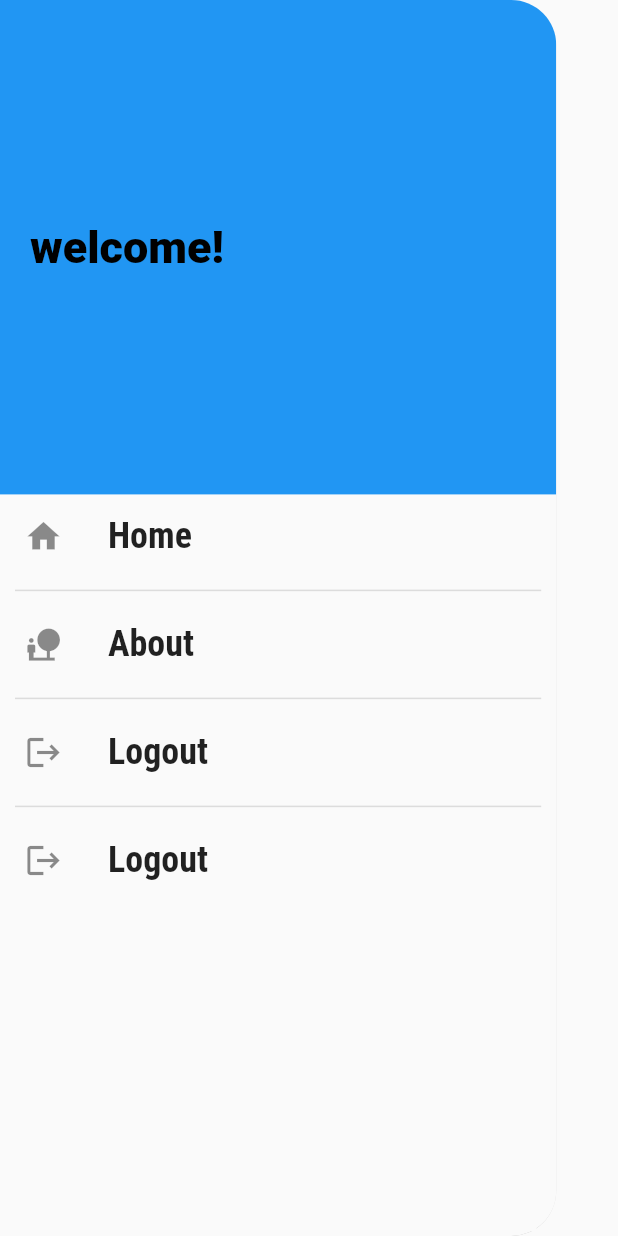
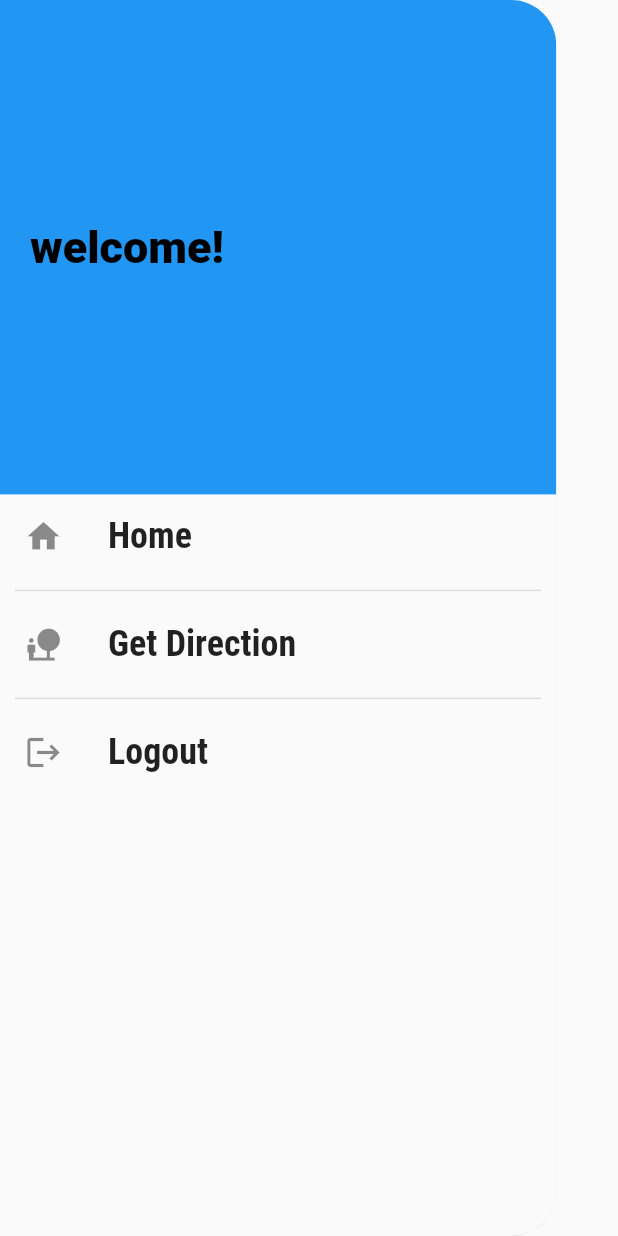
Before and after one commit to ahmedhany-188/Mobile_Flutter_Portal, a Flutter app: the MainDrawer widget shown alone on an empty page, opened directly, on a phone screen of 412 x 824 dp. Run offline on Flutter 3.47's test engine with Material 2 defaults, Android fonts, the phone set to English and light mode, and no system bars; our stand-ins replace animated_splash_screen, badges, bloc, conditional_builder_null_safety, connectivity_plus, delayed_display and 9 more; missing offline and left inert: sprung; network calls fail.

Commit message:
get direction with search and static map snapshot

```diff
--- /dev/null
+++ b/lib/bloc/get_direction_screen_bloc/get_direction_cubit.dart
@@ -0,0 +1,31 @@
+import 'package:flutter_bloc/flutter_bloc.dart';
+import '../../data/data_providers/get_direction_provider/get_direction_provider.dart';
+
+part 'get_direction_state.dart';
+
+class GetDirectionCubit extends Cubit<GetDirectionState> {
+  GetDirectionCubit() : super(GetDirectionInitial());
+  static const GOOGLE_API_KEY = 'AIzaSyAbkday4kMNt8-gG5Y-j2CDRKmpZXzkqeA';
+
+  static GetDirectionCubit get(context) => BlocProvider.of(context);
+
+
+  List<dynamic> getDirectionList = [];
+
+  void getDirection() {
+    emit(GetDirectionLoadingState());
+
+    GetDirectionProvider.getGetDirectionData().then((value) {
+      getDirectionList = value.data
+          .where((element) =>
+              element['latitude'].toString().contains('.') &&
+              element['longitude'].toString().contains('.'))
+          .toList();
+
+      emit(GetDirectionSuccessState(getDirectionList));
+    }).catchError((error) {
+      print(error.toString());
+      emit(GetDirectionErrorState(error.toString()));
+    });
+  }
+}
--- /dev/null
+++ b/lib/bloc/get_direction_screen_bloc/get_direction_state.dart
@@ -0,0 +1,20 @@
+part of 'get_direction_cubit.dart';
+
+abstract class GetDirectionState {
+  // const GetDirectionState();
+}
+
+class GetDirectionInitial extends GetDirectionState {}
+
+class GetDirectionLoadingState extends GetDirectionState {}
+
+class GetDirectionSuccessState extends GetDirectionState {
+  List<dynamic> getDirectionList;
+
+  GetDirectionSuccessState(this.getDirectionList);
+}
+
+class GetDirectionErrorState extends GetDirectionState {
+  final String error;
+  GetDirectionErrorState(this.error);
+}
--- a/lib/config/app_router.dart
+++ b/lib/config/app_router.dart
@@ -1,5 +1,6 @@
 import 'package:flutter/material.dart';
 import 'package:hassanallamportalflutter/screens/contacts_screen/contact_detail_screen.dart';
+import 'package:hassanallamportalflutter/screens/get_direction_screen/get_direction_screen.dart';
 import 'package:hassanallamportalflutter/screens/home_screen/home_screen.dart';
 import 'package:hassanallamportalflutter/screens/home_screen/taps_screen.dart';
 import 'package:hassanallamportalflutter/screens/login_screen/auth_screen.dart';
@@ -52,6 +53,10 @@ class AppRouter {
         return MaterialPageRoute(
          builder: (_) =>  ContactDetailScreen(selectedContactDataAsMap: args,),
         );
+      case GetDirectionScreen.routeName:
+        return MaterialPageRoute(
+          builder: (_) => GetDirectionScreen(),
+        );
       default:
         return null;
     }
--- /dev/null
+++ b/lib/constants/google_map_api_key.dart
@@ -0,0 +1,10 @@
+const GOOGLE_API_KEY = 'AIzaSyAbkday4kMNt8-gG5Y-j2CDRKmpZXzkqeA';
+
+class DirectionHelper{
+  static String generateLocationPreviewImage({required double latitude, required double longitude}){
+    return 'https://maps.googleapis.com/maps/api/staticmap?center=$latitude,$longitude&zoom=16&size=600x300&maptype=roadmap&markers=color:red%7Clabel:A%7C$latitude,$longitude&key=$GOOGLE_API_KEY';
+  }
+
+
+
+}
--- /dev/null
+++ b/lib/data/data_providers/get_direction_provider/get_direction_provider.dart
@@ -0,0 +1,21 @@
+import 'package:dio/dio.dart';
+
+class GetDirectionProvider {
+  static Dio? dio;
+
+  static getDirectionInit() {
+    dio = Dio(
+      BaseOptions(
+        baseUrl: 'https://api.hassanallam.com/api/Lookup/',
+        // receiveDataWhenStatusError: true,
+      ),
+    );
+  }
+
+  static Future<Response> getGetDirectionData(
+      {String url = 'GetLocation'}) async {
+    return await dio!.get(
+      url,
+    );
+  }
+}
--- a/lib/main.dart
+++ b/lib/main.dart
@@ -2,7 +2,9 @@ import 'package:connectivity_plus/connectivity_plus.dart';
 import 'package:flutter/foundation.dart';
 import 'package:flutter/material.dart';
 import 'package:flutter_bloc/flutter_bloc.dart';
+import 'package:hassanallamportalflutter/bloc/get_direction_screen_bloc/get_direction_cubit.dart';
 import 'package:hassanallamportalflutter/bloc/weather_bloc/weather_bloc.dart';
+import 'package:hassanallamportalflutter/data/data_providers/get_direction_provider/get_direction_provider.dart';
 import 'package:hassanallamportalflutter/data/models/weather.dart';
 import 'package:hassanallamportalflutter/screens/contacts_screen/contacts_screen.dart';
 import 'package:hydrated_bloc/hydrated_bloc.dart';
@@ -36,6 +38,7 @@ void main() async {
   );
 
  await ContactsDioProvider.init();
+ await GetDirectionProvider.getDirectionInit();
 }
 
 class MyApp extends StatelessWidget {
@@ -68,6 +71,9 @@ class MyApp extends StatelessWidget {
         ),
         BlocProvider<WeatherBloc>(
           create: (weatherBlockContext) => WeatherBloc()..add(WeatherRequest()),
+        ),
+        BlocProvider<GetDirectionCubit>(
+          create: (getDirectionCubitContext) => GetDirectionCubit()..getDirection(),
         ),
       ],
       child: MaterialApp(
--- a/lib/widgets/drawer/main_drawer.dart
+++ b/lib/widgets/drawer/main_drawer.dart
@@ -1,4 +1,5 @@
 import 'package:flutter/material.dart';
+import 'package:hassanallamportalflutter/screens/get_direction_screen/get_direction_screen.dart';
 import 'package:hassanallamportalflutter/screens/home_screen/taps_screen.dart';
 
 class MainDrawer extends StatefulWidget {
@@ -79,22 +80,10 @@ class _MainDrawerState extends State<MainDrawer> {
                         endIndent: 10,
                       ),
                       buildListTile(
-                        'About',
+                        'Get Direction',
                         Icons.nature_people,
                         () {
-                          // Navigator.of(context).pushReplacementNamed(FiltersScreen.routeName);
-                        },
-                      ),
-                      const Divider(
-                        thickness: 1,
-                        indent: 10,
-                        endIndent: 10,
-                      ),
-                      buildListTile(
-                        'Logout',
-                        Icons.logout,
-                        () {
-                          // Navigator.of(context).pushReplacementNamed(.routeName);
+                          Navigator.of(context).pushReplacementNamed(GetDirectionScreen.routeName);
                         },
                       ),
                       const Divider(
--- a/pubspec.yaml
+++ b/pubspec.yaml
@@ -59,6 +59,7 @@ dependencies:
   dynamic_text_highlighting: ^2.2.0
   multi_select_flutter: ^4.1.2
   sizer: ^2.0.15
+  url_launcher: ^6.0.20
 
 
 dev_dependencies:
```
Also changed, not shown: lib/data/models/direction_model/get_direction_details.dart (added, +30 -0 lines), lib/data/models/direction_model/project_direction.dart (added, +19 -0 lines), lib/screens/get_direction_screen/get_direction_screen.dart (added, +128 -0 lines), lib/screens/get_direction_screen/get_direction_widget.dart (added, +80 -0 lines), pubspec.lock, 2 other files.
